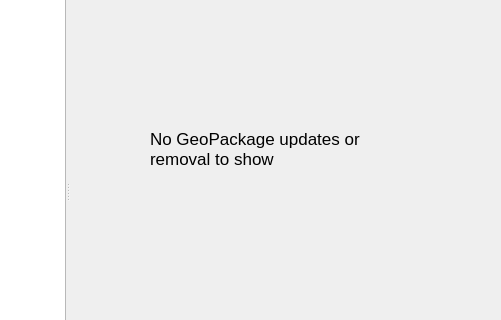
Old version of the form Mergin/ui/ui_versions_viewer.ui in the repository MerginMaps/qgis-plugin; both pictures show x 373 to 874 and y 226 to 546 of the 1380 by 834 pixel window.
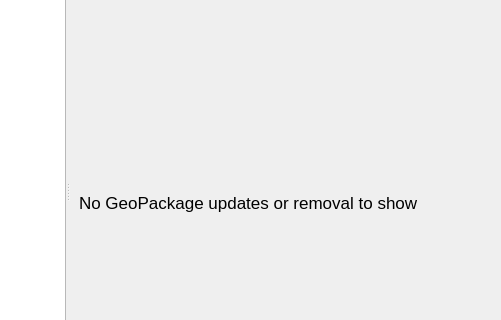
New version of the form. The open tabs and pages were chosen to show the change. Icons and pictures are not drawn. Custom widgets are drawn as their Qt base class.

Commit message: Update text when no diff to show

```diff
--- a/Mergin/ui/ui_versions_viewer.ui
+++ b/Mergin/ui/ui_versions_viewer.ui
@@ -223,15 +223,9 @@
           </layout>
          </widget>
          <widget class="QWidget" name="Novisualchange">
+          <layout class="QVBoxLayout" name="verticalLayout_6">
+           <item>
           <widget class="QLabel" name="label_info">
-           <property name="geometry">
-            <rect>
-             <x>80</x>
-             <y>300</y>
-             <width>271</width>
-             <height>81</height>
-            </rect>
-           </property>
            <property name="font">
             <font>
              <pointsize>13</pointsize>
@@ -244,6 +238,8 @@
             <bool>true</bool>
            </property>
           </widget>
+           </item>
+          </layout>
          </widget>
         </widget>
        </item>
```
Lines whose indentation alone changed are shown as unchanged. The commit also changes 1 other file.
